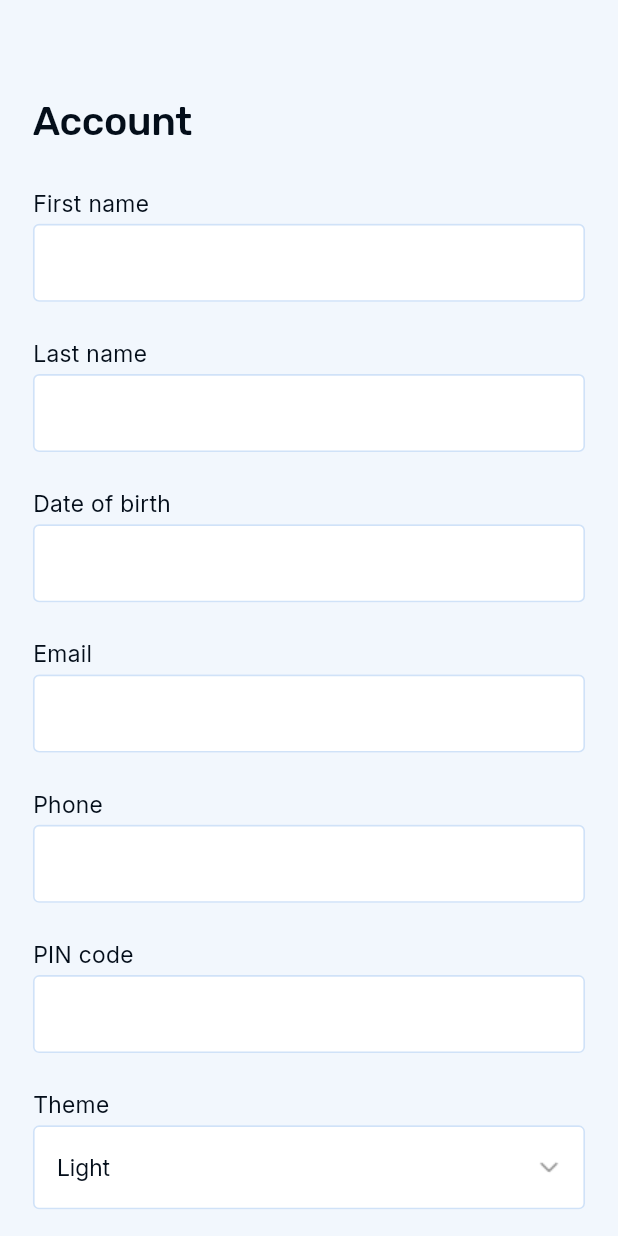
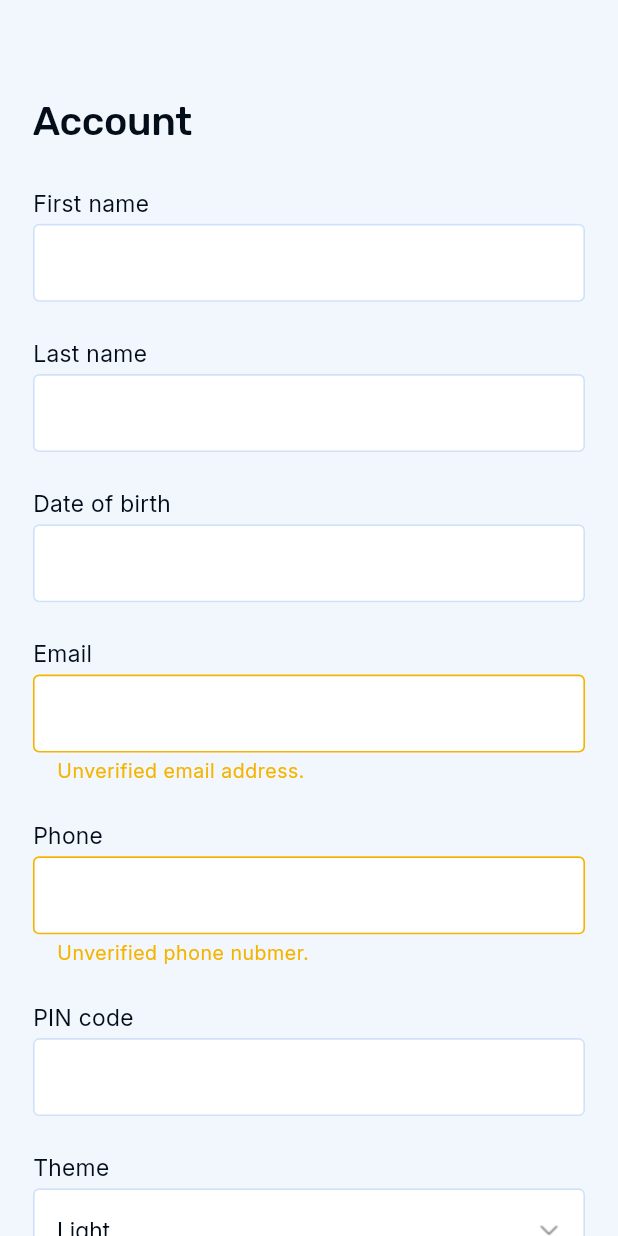
Before and after one commit to WebgateSystems/akademy2-mobile, a Flutter app: the ProfilePage screen opened by its route, on a phone screen of 412 x 824 dp. Run offline on Flutter 3.47's test engine with Material 3 defaults, Android fonts, the phone set to English and light mode, and no system bars; our stand-ins replace dio, file_picker, flutter_riverpod, flutter_screenutil, flutter_secure_storage, go_router and 5 more; missing offline and left inert: dio_smart_retry, mobile_scanner; accounts and stored records are empty; generated files the repository leaves out were written again.

Commit message:
Edit text infoText

```diff
--- a/lib/app/theme/tokens.dart
+++ b/lib/app/theme/tokens.dart
@@ -44,6 +44,7 @@ class AppColors {
   static const green60 = Color(0xFF529C35);
 
   static const yellow50 = Color(0xFFFFD74B);
+  static const yellow60 = Color(0xFFFDC832);
   static const yellow70 = Color(0xFFF4B400);
 
   static const pink50 = Color(0xFFF56CA0);
@@ -87,6 +88,9 @@ class AppColors {
 
   static Color contentOnPrimaryDisabled(BuildContext context) =>
       Theme.of(context).brightness == Brightness.dark ? grey20 : grey20;
+
+  static Color contentWarning(BuildContext context) =>
+      Theme.of(context).brightness == Brightness.dark ? yellow60 : yellow70;
 
   static Color contentError(BuildContext context) =>
       Theme.of(context).brightness == Brightness.dark ? red60 : red70;
--- a/lib/app/view/edit_text_widget.dart
+++ b/lib/app/view/edit_text_widget.dart
@@ -8,6 +8,7 @@ class EditTextWidget extends StatelessWidget {
   final TextEditingController controller;
   final TextInputType keyboard;
   final String? errorText;
+  final String? infoText;
   final bool readOnly;
   final bool obscureText;
   final Widget? suffixIcon;
@@ -23,6 +24,7 @@ class EditTextWidget extends StatelessWidget {
     this.label,
     this.hint,
     this.errorText,
+    this.infoText,
     this.suffixIcon,
     required this.controller,
     this.keyboard = TextInputType.text,
@@ -67,9 +69,11 @@ class EditTextWidget extends StatelessWidget {
               hintStyle: AppTextStyles.b2(context).copyWith(
                 color: AppColors.contentPlaceholder(context),
               ),
-              errorText: errorText,
+              errorText: infoText ?? errorText,
               errorStyle: AppTextStyles.b3(context).copyWith(
-                color: AppColors.contentError(context),
+                color: infoText == null
+                    ? AppColors.contentError(context)
+                    : AppColors.contentWarning(context),
               ),
               suffixIcon: suffixIcon,
               counterText: '',
@@ -92,14 +96,18 @@ class EditTextWidget extends StatelessWidget {
               errorBorder: OutlineInputBorder(
                 borderRadius: BorderRadius.circular(4.r),
                 borderSide: BorderSide(
-                  color: AppColors.borderError(context),
+                  color: infoText == null
+                      ? AppColors.borderError(context)
+                      : AppColors.contentWarning(context),
                   width: 1.w,
                 ),
               ),
               focusedErrorBorder: OutlineInputBorder(
                 borderRadius: BorderRadius.circular(4.r),
                 borderSide: BorderSide(
-                  color: AppColors.borderError(context),
+                  color: infoText == null
+                      ? AppColors.borderError(context)
+                      : AppColors.contentWarning(context),
                   width: 1.w,
                 ),
               ),
--- a/lib/features/home/home_shell.dart
+++ b/lib/features/home/home_shell.dart
@@ -2,7 +2,6 @@ import 'package:academy_2_app/app/theme/tokens.dart';
 import 'package:academy_2_app/l10n/app_localizations.dart';
 import 'package:flutter/material.dart';
 import 'package:flutter_screenutil/flutter_screenutil.dart';
-import 'package:go_router/go_router.dart';
 
 import '../profile/profile_page.dart';
 import '../subjects/subjects_page.dart';
@@ -36,11 +35,6 @@ class _HomeShellState extends State<HomeShell> {
           currentIndex: _index,
           onTap: (i) {
             setState(() => _index = i);
-            if (i == 2) {
-              context.go('/profile');
-            } else if (i == 0) {
-              context.go('/home');
-            }
           },
           items: [
             CustomBottomItem(
--- a/lib/features/profile/profile_page.dart
+++ b/lib/features/profile/profile_page.dart
@@ -216,6 +216,8 @@ class _ProfilePageState extends ConsumerState<ProfilePage> {
               readOnly: false,
               keyboard: TextInputType.emailAddress,
               controller: _emailCtrl,
+              infoText:
+                  _emailCtrl.text.isEmpty ? l10n.unverifiedEmailAddress : null,
             ),
             SizedBox(height: 8.h),
             EditTextWidget(
@@ -223,6 +225,8 @@ class _ProfilePageState extends ConsumerState<ProfilePage> {
               readOnly: false,
               keyboard: TextInputType.phone,
               controller: _phoneCtrl,
+              infoText:
+                  _phoneCtrl.text.isEmpty ? l10n.unverifiedPhoneNubmer : null,
             ),
             SizedBox(height: 8.h),
             EditTextWidget(
@@ -273,7 +277,7 @@ class _ProfilePageState extends ConsumerState<ProfilePage> {
                 loading: _loading,
                 text: l10n.profileSaveButton,
               ),
-            SizedBox(height: 8.h),
+            if (_dirty) SizedBox(height: 8.h),
             Row(
               children: [
                 Flexible(
--- a/lib/l10n/app_localizations.dart
+++ b/lib/l10n/app_localizations.dart
@@ -717,6 +717,18 @@ abstract class AppLocalizations {
   /// In en, this message translates to:
   /// **'Delete failed: {error}'**
   String profileDeleteFailed(String error);
+
+  /// No description provided for @unverifiedEmailAddress.
+  ///
+  /// In en, this message translates to:
+  /// **'Unverified email address.'**
+  String get unverifiedEmailAddress;
+
+  /// No description provided for @unverifiedPhoneNubmer.
+  ///
+  /// In en, this message translates to:
+  /// **'Unverified phone nubmer.'**
+  String get unverifiedPhoneNubmer;
 }
 
 class _AppLocalizationsDelegate
--- a/lib/l10n/app_localizations_en.dart
+++ b/lib/l10n/app_localizations_en.dart
@@ -346,4 +346,10 @@ class AppLocalizationsEn extends AppLocalizations {
   String profileDeleteFailed(String error) {
     return 'Delete failed: $error';
   }
+
+  @override
+  String get unverifiedEmailAddress => 'Unverified email address.';
+
+  @override
+  String get unverifiedPhoneNubmer => 'Unverified phone nubmer.';
 }
--- a/lib/l10n/app_localizations_pl.dart
+++ b/lib/l10n/app_localizations_pl.dart
@@ -349,4 +349,10 @@ class AppLocalizationsPl extends AppLocalizations {
   String profileDeleteFailed(String error) {
     return 'Nie udało się usunąć: $error';
   }
+
+  @override
+  String get unverifiedEmailAddress => 'Niezweryfikowany adres e-mail.';
+
+  @override
+  String get unverifiedPhoneNubmer => 'Niezweryfikowany numer telefonu.';
 }
--- a/lib/l10n/app_localizations_uk.dart
+++ b/lib/l10n/app_localizations_uk.dart
@@ -347,4 +347,10 @@ class AppLocalizationsUk extends AppLocalizations {
   String profileDeleteFailed(String error) {
     return 'Не вдалося видалити: $error';
   }
+
+  @override
+  String get unverifiedEmailAddress => 'Неперевірена адреса електронної пошти.';
+
+  @override
+  String get unverifiedPhoneNubmer => 'Неперевірений номер телефону.';
 }
--- a/lib/l10n/intl_en.arb
+++ b/lib/l10n/intl_en.arb
@@ -159,6 +159,7 @@
         "type": "String"
       }
     }
-  }
-
+  },
+  "unverifiedEmailAddress": "Unverified email address.",
+  "unverifiedPhoneNubmer": "Unverified phone nubmer."
 }
--- a/lib/l10n/intl_pl.arb
+++ b/lib/l10n/intl_pl.arb
@@ -159,5 +159,7 @@
         "type": "String"
       }
     }
-  }
+  },
+  "unverifiedEmailAddress": "Niezweryfikowany adres e-mail.",
+  "unverifiedPhoneNubmer": "Niezweryfikowany numer telefonu."
 }
--- a/lib/l10n/intl_uk.arb
+++ b/lib/l10n/intl_uk.arb
@@ -159,5 +159,7 @@
         "type": "String"
       }
     }
-  }
+  },
+  "unverifiedEmailAddress": "Неперевірена адреса електронної пошти.",
+  "unverifiedPhoneNubmer": "Неперевірений номер телефону."
 }
```
